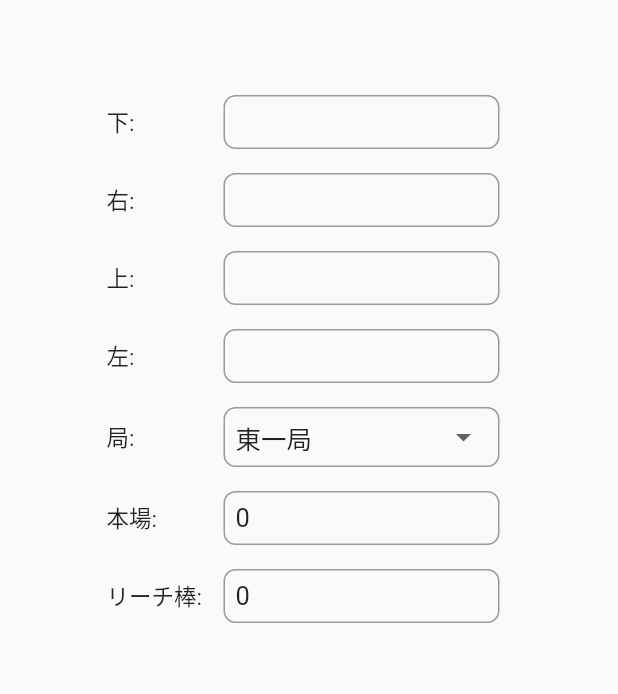
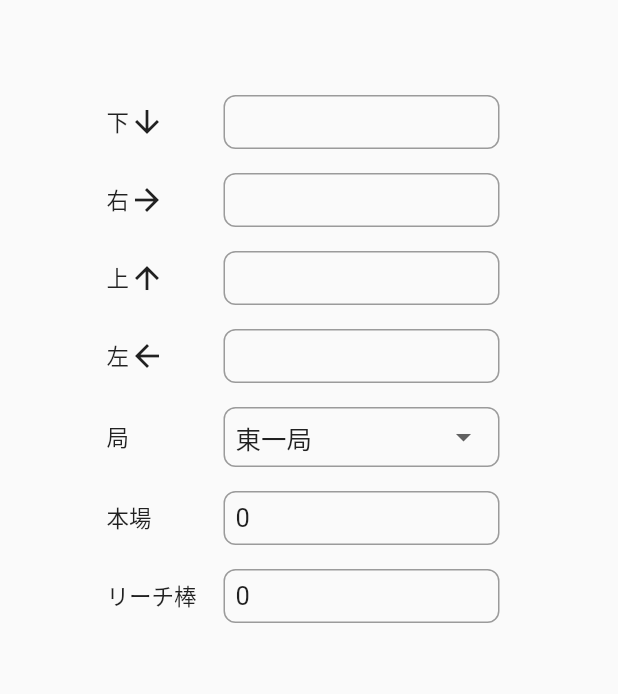
Before and after one commit to 2013612/jmpr_flutter, a Flutter app: the PointSetting screen opened directly with empty values, on a phone screen of 412 x 824 dp. Shown: the part 265-959 px from the top of the screen. Run offline on Flutter 3.47's test engine with Material 2 defaults, Android fonts, the phone set to English and light mode, and no system bars; generated files the repository leaves out were written again; statements that could not run were skipped.

Commit message:
add arrows to positionText and some minor changes

```diff
--- a/lib/history.dart
+++ b/lib/history.dart
@@ -18,7 +18,6 @@ class HistoryPage extends StatelessWidget {
 
   @override
   Widget build(BuildContext context) {
-    Constant constant = Constant(context);
     return Scaffold(
       appBar: AppBar(
         title: Text("歷史"),
--- a/lib/l10n/app_ja.arb
+++ b/lib/l10n/app_ja.arb
@@ -40,7 +40,7 @@
   "tenpai": "テンパイ",
   "nagashimangan": "流し満貫",
   "currentSetting": "最近の設定",
-  "RMU": "RMU A/B ルール",
+  "rmu": "RMU A/B ルール",
   "tenhou": "天鳳",
   "errorInteger": "整数を入力してください",
   "errorDecreasing": "ウマを多い順から並んでください",
--- a/lib/layout.dart
+++ b/lib/layout.dart
@@ -77,7 +77,7 @@ class _LayoutState extends State<Layout> {
 
   @override
   Widget build(BuildContext context) {
-    Constant constant = Constant(context);
+    Constant.languageChange(context);
     Map<String, String> choices = {
       "pointSetting": AppLocalizations.of(context).pointSetting,
       "setting": AppLocalizations.of(context).setting,
@@ -351,6 +351,7 @@ class _LayoutState extends State<Layout> {
                         });
                         widget.setAppLocaleDelegate
                             .setLocale(supportedLocales[language]);
+                        Constant.languageChange(context);
                       },
                       initialValue: language,
                     ),
--- a/lib/pointSetting.dart
+++ b/lib/pointSetting.dart
@@ -20,6 +20,7 @@ class PointSetting extends StatefulWidget {
 class _PointSettingState extends State<PointSetting> {
   final _pointSettingFormKey = GlobalKey<FormState>();
   PointSettingParameter currentPointSetting;
+  Map<Position, TextEditingController> _positionController;
   TextEditingController _bottomController,
       _rightController,
       _topController,
@@ -39,14 +40,11 @@ class _PointSettingState extends State<PointSetting> {
   void initState() {
     super.initState();
     currentPointSetting = widget.currentPointSetting;
-    _bottomController = TextEditingController(
-        text: currentPointSetting.players[Position.Bottom].point.toString());
-    _rightController = TextEditingController(
-        text: currentPointSetting.players[Position.Right].point.toString());
-    _topController = TextEditingController(
-        text: currentPointSetting.players[Position.Top].point.toString());
-    _leftController = TextEditingController(
-        text: currentPointSetting.players[Position.Left].point.toString());
+    _positionController = Map();
+    Position.values.forEach((position) {
+      _positionController[position] = TextEditingController(
+          text: currentPointSetting.players[position].point.toString());
+    });
     _bonbaController =
         TextEditingController(text: currentPointSetting.bonba.toString());
     _riichibouController =
@@ -55,16 +53,24 @@ class _PointSettingState extends State<PointSetting> {
 
   @override
   Widget build(BuildContext context) {
-    Constant constant = Constant(context);
-    Widget RowInput(String name, Widget widget) {
+    Widget RowInput(String name, Widget widget, [IconData icon]) {
+      Widget child;
+      if (icon != null) {
+        child = Row(
+          children: [
+            Text(name),
+            Icon(icon),
+          ],
+        );
+      } else {
+        child = Text(name);
+      }
       return Row(
         mainAxisAlignment: MainAxisAlignment.center,
         children: [
           Container(
             width: 70,
-            child: Text(
-              name + ":",
-            ),
+            child: child,
           ),
           Container(
             width: 200,
@@ -90,7 +96,8 @@ class _PointSettingState extends State<PointSetting> {
       return null;
     }
 
-    Widget TextInput(Function save, TextEditingController controller, Function validator) {
+    Widget TextInput(
+        Function save, TextEditingController controller, Function validator) {
       return TextFormField(
         keyboardType: TextInputType.numberWithOptions(signed: true),
         decoration: _inputDecoration,
@@ -132,6 +139,17 @@ class _PointSettingState extends State<PointSetting> {
       _riichibouController.text = pointSettingParameter.riichibou.toString();
     }
 
+    Widget PositionPointSetting(Position position) {
+      return RowInput(
+          Constant.positionTexts[position],
+          TextInput(
+              (val) => currentPointSetting.players[position].point =
+                  int.tryParse(val),
+              _positionController[position],
+              _integerValidator),
+          Constant.arrows[position]);
+    }
+
     return WillPopScope(
       onWillPop: () async => false,
       child: Scaffold(
@@ -147,34 +165,9 @@ class _PointSettingState extends State<PointSetting> {
               child: ListView(
                 shrinkWrap: true,
                 children: [
-                  RowInput(
-                      Constant.positionTexts[Position.Bottom],
-                      TextInput(
-                          (val) => currentPointSetting.players[Position.Bottom]
-                              .point = int.tryParse(val),
-                          _bottomController,
-                          _integerValidator)),
-                  RowInput(
-                      Constant.positionTexts[Position.Right],
-                      TextInput(
-                          (val) => currentPointSetting.players[Position.Right]
-                              .point = int.tryParse(val),
-                          _rightController,
-                          _integerValidator)),
-                  RowInput(
-                      Constant.positionTexts[Position.Top],
-                      TextInput(
-                          (val) => currentPointSetting
-                              .players[Position.Top].point = int.tryParse(val),
-                          _topController,
-                          _integerValidator)),
-                  RowInput(
-                      Constant.positionTexts[Position.Left],
-                      TextInput(
-                          (val) => currentPointSetting
-                              .players[Position.Left].point = int.tryParse(val),
-                          _leftController,
-                          _integerValidator)),
+                  ...Position.values
+                      .map((position) => PositionPointSetting(position))
+                      .toList(),
                   RowInput(AppLocalizations.of(context).kyoku, DropdownInput()),
                   RowInput(
                       AppLocalizations.of(context).bonba,
--- a/lib/ron.dart
+++ b/lib/ron.dart
@@ -37,6 +37,7 @@ class _RonState extends State<Ron> {
           _ronedPlayer = val;
         });
       },
+      Constant.arrows[position],
     );
   }
 
@@ -49,12 +50,12 @@ class _RonState extends State<Ron> {
           _ronPlayers[position] = val;
         });
       },
+      Constant.arrows[position],
     );
   }
 
   @override
   Widget build(BuildContext context) {
-    Constant constant = Constant(context);
     return WillPopScope(
       onWillPop: () async => false,
       child: Scaffold(
--- a/lib/ryukyoku.dart
+++ b/lib/ryukyoku.dart
@@ -28,7 +28,6 @@ class _RyokyokuState extends State<Ryukyoku> {
 
   @override
   Widget build(BuildContext context) {
-    Constant constant = Constant(context);
     Widget TenpaiCheckboxListTile(Position position) {
       return FlexibleCustomCheckBoxTile(
         _tenpai[position],
@@ -38,6 +37,7 @@ class _RyokyokuState extends State<Ryukyoku> {
             _tenpai[position] = val;
           });
         },
+        Constant.arrows[position],
       );
     }
 
@@ -50,6 +50,7 @@ class _RyokyokuState extends State<Ryukyoku> {
             _nagashimangan[position] = val;
           });
         },
+        Constant.arrows[position],
       );
     }
 
--- a/lib/tsumo.dart
+++ b/lib/tsumo.dart
@@ -42,12 +42,12 @@ class _TsumoState extends State<Tsumo> {
           _tsumoPlayer = val;
         });
       },
+      Constant.arrows[position],
     );
   }
 
   @override
   Widget build(BuildContext context) {
-    Constant constant = Constant(context);
     return WillPopScope(
       onWillPop: () async => false,
       child: Scaffold(
```
Also changed, not shown: lib/common.dart (+20 -11 lines), lib/ronPoint.dart (+4 -5 lines), lib/setting.dart (+2 -9 lines). Lines whose indentation alone changed are shown as unchanged.
